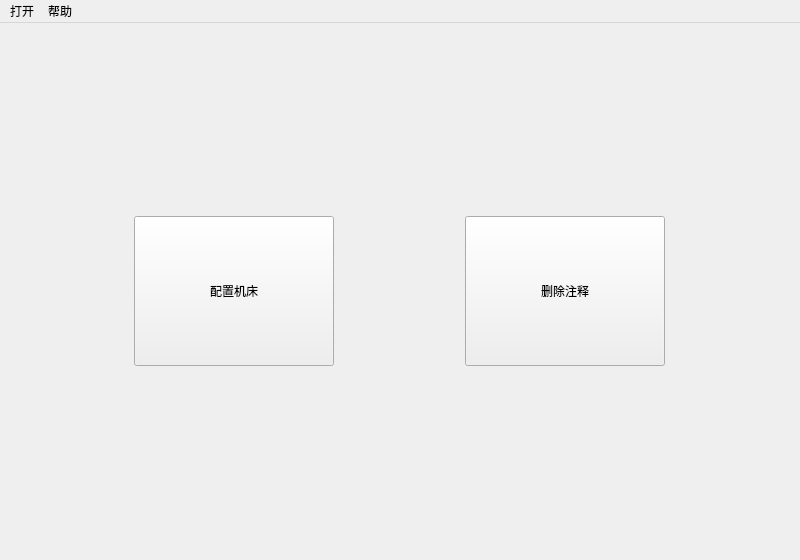
The window that horizonjuicercreator.ui (nie11kun/HorizonJuicerCreator) describes before a commit, drawn with Qt 5.
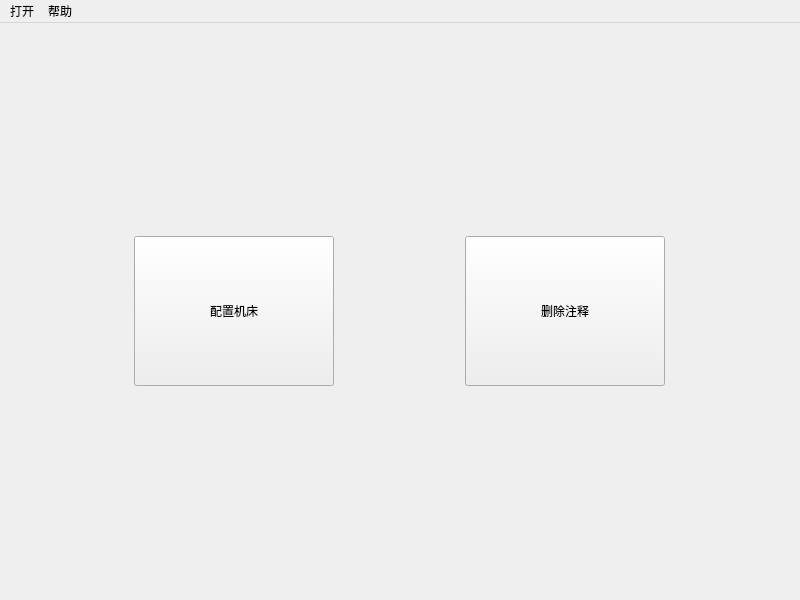
The same window after the commit.

Diff of the .ui file:
```diff
--- a/horizonjuicercreator.ui
+++ b/horizonjuicercreator.ui
@@ -7,7 +7,7 @@
     <x>0</x>
     <y>0</y>
     <width>800</width>
-    <height>560</height>
+    <height>600</height>
    </rect>
   </property>
   <property name="minimumSize">
```
